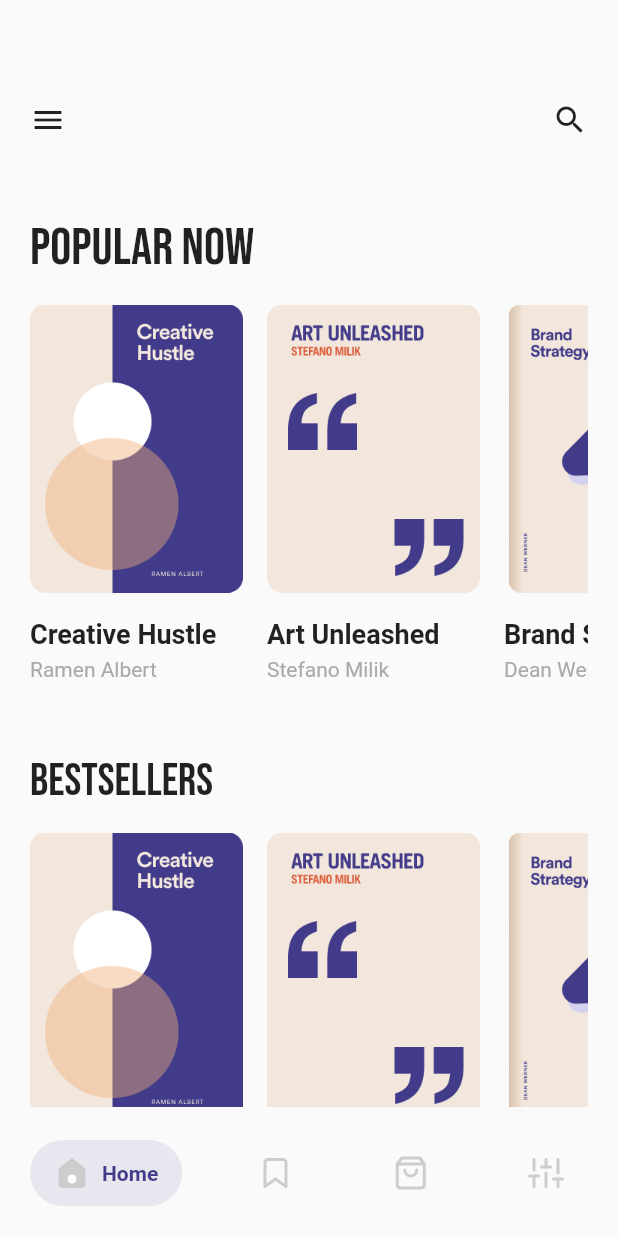
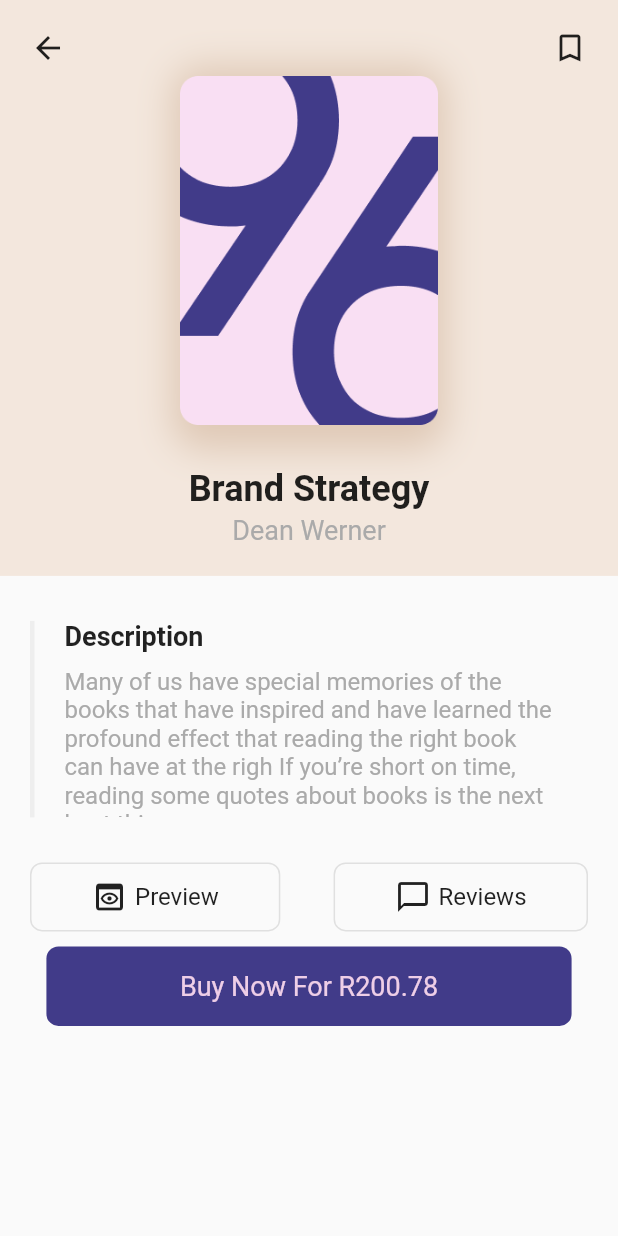
Before and after one commit to mavhungutrezzy/book_store, a Flutter app: the screen it shows after launch, on a phone screen of 412 x 824 dp. Run offline on Flutter 3.47's test engine with Material 2 defaults, Android fonts, the phone set to English and light mode, and no system bars; drawn by our look-alikes of salomon_bottom_bar; our stand-ins replace flutter_svg, google_fonts.

Commit message:
create book details

```diff
--- a/lib/main.dart
+++ b/lib/main.dart
@@ -1,3 +1,6 @@
+// ignore_for_file: prefer_const_constructors
+
+import 'screens/book_detail/book_detail.dart';
 import 'screens/home/home.dart';
 
 import 'package:flutter/material.dart';
@@ -17,7 +20,7 @@ class MyApp extends StatelessWidget {
       theme: ThemeData(
         primarySwatch: Colors.blue,
       ),
-      home: Home() ,
+      home: BookDetail(),
     );
   }
 }
--- a/lib/screens/book_detail/book_detail.dart
+++ b/lib/screens/book_detail/book_detail.dart
@@ -0,0 +1,16 @@
+// ignore_for_file: prefer_const_constructors
+
+import 'package:book_store/screens/book_detail/components/body.dart';
+import 'package:flutter/material.dart';
+
+
+class BookDetail extends StatelessWidget {
+  const BookDetail({Key? key}) : super(key: key);
+
+  @override
+  Widget build(BuildContext context) {
+    return Scaffold (
+      body: Body(),
+    );
+  }
+}
--- /dev/null
+++ b/lib/screens/book_detail/components/body.dart
@@ -0,0 +1,212 @@
+// ignore_for_file: prefer_const_constructors, prefer_const_literals_to_create_immutables, avoid_unnecessary_containers
+
+import 'package:book_store/constants.dart';
+import 'package:flutter/material.dart';
+import 'package:flutter_svg/flutter_svg.dart';
+
+
+class Body extends StatelessWidget {
+  const Body({Key? key}) : super(key: key);
+
+  @override
+  Widget build(BuildContext context) {
+    return SafeArea(
+      child: Column(
+        children: [
+          Container(
+            color: kPrimaryLightColor,
+            padding: EdgeInsets.all(20),
+            child: Column(
+              children: [
+                Row(
+                  mainAxisAlignment: MainAxisAlignment.spaceBetween,
+                  children: [
+                    Icon(Icons.arrow_back),
+                    Icon(Icons.bookmark_outline)
+                  ]
+                ),
+
+                Column(
+                  children: <Widget> [
+                    Container(
+                      decoration: BoxDecoration(
+                        borderRadius: BorderRadius.circular(20),
+                        boxShadow: [
+                          BoxShadow(
+                            color: Color(0xFFDAC1AC).withOpacity(0.8),
+                            spreadRadius: 5,
+                            blurRadius: 20,
+                            offset: Offset(0, 5)
+                          )
+                        ],
+                      ),
+                      child: Image.asset(
+                        'assets/images/Group 9.png',
+                        height: 245.92,
+                        width: 172.0,
+
+                      ),
+                    ),
+                    SizedBox(height: 22.0),
+                    Text(
+                      'Brand Strategy',
+                      style: TextStyle(
+                        fontWeight: FontWeight.bold,
+                        fontSize: 24.0,
+                      ),
+                    ),
+                    SizedBox(height: 3.0),
+                    Text(
+                      'Dean Werner',
+                      style: TextStyle(
+                        fontSize: 18.0,
+                        color: kSecondaryTextColor,
+                      )
+                    )
+                  ]
+                ),
+              ],
+            ),
+          ),
+          SizedBox(height: 20),
+          Padding(
+            padding: const EdgeInsets.symmetric(
+              horizontal: 20.0,
+              vertical: 10,
+            ),
+            child: Column(
+              children: [
+                Container(
+                  decoration: BoxDecoration(
+                    border: Border(
+                      left: BorderSide(
+                        color: Colors.grey.shade200,
+                        width: 3
+                      ),
+                    )
+                  ),
+                  child: Column(
+                    crossAxisAlignment: CrossAxisAlignment.start,
+                    children: [
+                      Padding(
+                        padding: const EdgeInsets.symmetric(
+                          horizontal: 20
+                        ),
+                        child: Text(
+                          'Description',
+                          style: TextStyle(
+                            fontSize: 18.0,
+                            fontWeight: FontWeight.bold,
+                          )
+                        ),
+                      ),
+                      SizedBox(height: 10.0,),
+                      Container(
+                        padding: EdgeInsets.symmetric(
+                          horizontal: 20
+                        ),
+                        height: 100,
+                        child: ListView(
+                          children: [
+                            Text(
+                              '''Many of us have special memories of the books that have inspired and have learned the profound effect that reading the right book can have at the righ If you’re short on time, reading some quotes about books is the next best thing''',
+                              style: TextStyle(
+                                fontSize: 16.0,
+                                color: kSecondaryTextColor,
+                              )
+                            ),
+
+                          ],
+                        ),
+                      )
+                    ],
+                  ),
+                ),
+                SizedBox(height: 30,),
+                Row(
+                  mainAxisAlignment: MainAxisAlignment.spaceBetween,
+                  children: [
+                    Container(
+                      decoration: BoxDecoration(
+                        borderRadius: BorderRadius.circular(8),
+                        border: Border.all(
+                          color: Colors.grey.shade300,
+                        )
+                      ),
+                      padding: EdgeInsets.symmetric(
+                        horizontal: 40,
+                        vertical: 10,
+                      ),
+                      child: Row(
+                        children: [
+                          Icon(Icons.preview_outlined),
+                          SizedBox(width: 5),
+                          Text(
+                            'Preview',
+                            style: TextStyle(
+                              fontSize: 16,
+                              fontWeight: FontWeight.normal,
+                            )
+                          )
+                        ],
+                      ),
+                    ),
+                    Container(
+                      decoration: BoxDecoration(
+                        borderRadius: BorderRadius.circular(8),
+                        border: Border.all(
+                          color: Colors.grey.shade300,
+                        )
+                      ),
+                      padding: EdgeInsets.symmetric(
+                        horizontal: 40,
+                        vertical: 10,
+                      ),
+                      child: Row(
+                        crossAxisAlignment: CrossAxisAlignment.center,
+                        children: [
+                          Icon(Icons.chat_bubble_outline),
+                          SizedBox(width: 5),
+                          Text(
+                            'Reviews',
+                            style: TextStyle(
+                              fontSize: 16,
+                              fontWeight: FontWeight.normal,
+                            )
+                          )
+                        ],
+                      ),
+                    ),
+                  ],
+                ),
+                SizedBox(height: 10,),
+                Container(
+                  decoration: BoxDecoration(
+                    color: kSecondaryColor,
+                    borderRadius: BorderRadius.circular(8),
+
+                  ),
+                  padding: EdgeInsets.symmetric(
+                    horizontal: 89,
+                    vertical: 16
+                  ),
+                  child: Text(
+                        'Buy Now For R200.78',
+                        style: TextStyle(
+                          fontSize: 18.0,
+                          color: Color(0xFFEECEE7),
+                          fontWeight: FontWeight.normal,
+                        ),
+                  ),
+                )
+
+
+              ],
+            ),
+          )
+
+        ],
+      ),
+    );
+  }
+}
--- a/lib/screens/home/components/body.dart
+++ b/lib/screens/home/components/body.dart
@@ -21,7 +21,7 @@ class Body extends StatelessWidget {
           padding: const EdgeInsets.only(
             left: 20,
             right: 20,
-            top: 68,
+            top: 20,
             bottom: 2,
           ),
 
```
Also changed, not shown: pubspec.lock.
